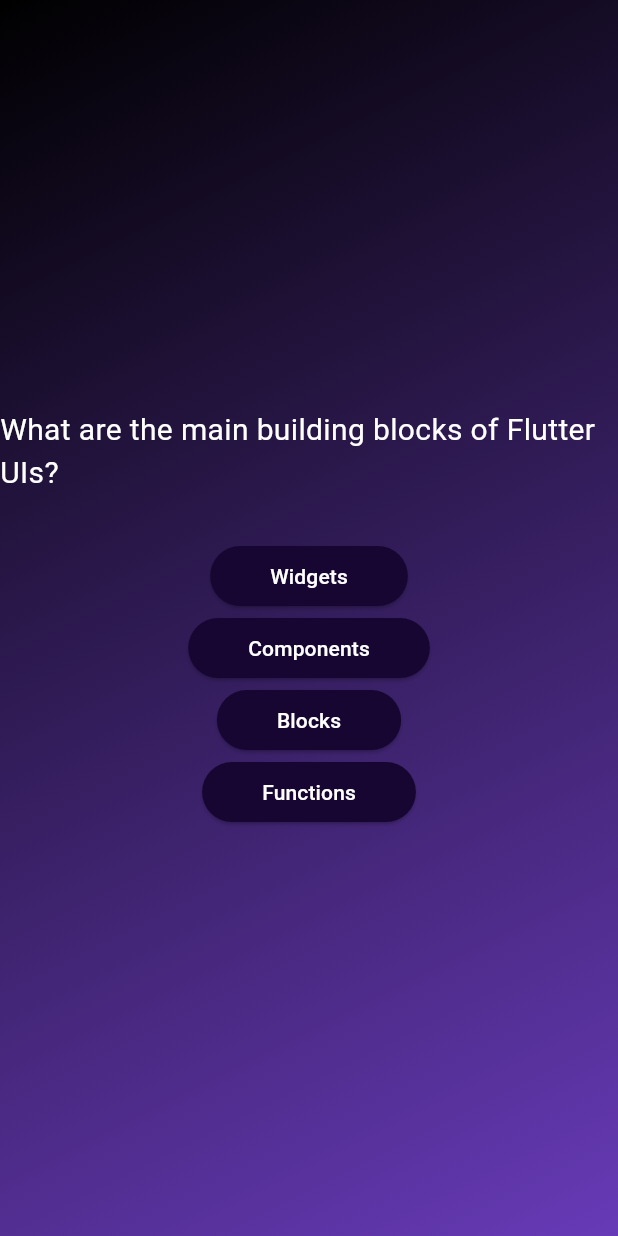
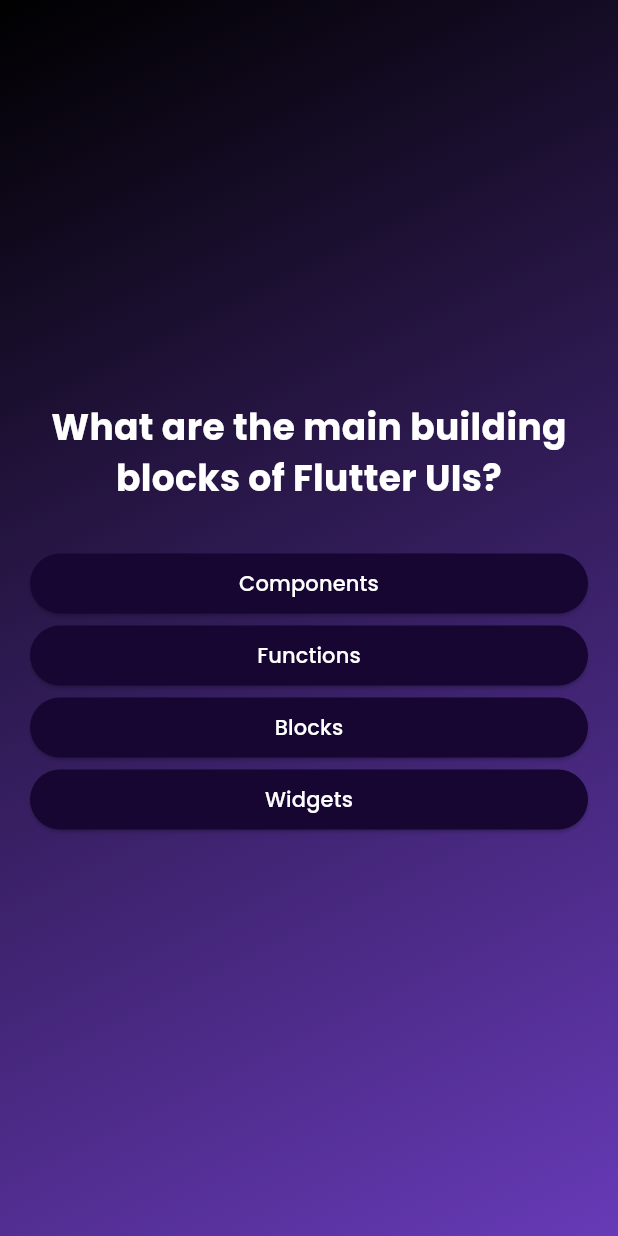
Before and after one commit to naixdevv/flutter-quiz, a Flutter app: the screen it shows after launch, after a tap on "Start Quiz", on a phone screen of 412 x 824 dp. Run offline on Flutter 3.47's test engine with Material 3 defaults, Android fonts, the phone set to English and light mode, and no system bars; our stand-ins replace google_fonts.

Commit message:
feat: update question and summary quiz

```diff
--- a/lib/answer_button.dart
+++ b/lib/answer_button.dart
@@ -1,4 +1,5 @@
 import 'package:flutter/material.dart';
+import 'package:google_fonts/google_fonts.dart';
 
 class AnswerButton extends StatelessWidget {
   const AnswerButton({
@@ -18,9 +19,9 @@ class AnswerButton extends StatelessWidget {
         padding: EdgeInsets.symmetric(vertical: 10, horizontal: 40),
         backgroundColor: const Color.fromARGB(255, 22, 6, 49),
         foregroundColor: Colors.white,
-        shape: RoundedRectangleBorder(borderRadius: BorderRadius.circular(40))
+        shape: RoundedRectangleBorder(borderRadius: BorderRadius.circular(40)),
       ),
-      child: Text(answerText),
+      child: Text(answerText, style: GoogleFonts.poppins(), textAlign: TextAlign.center),
     );
   }
 }
--- a/lib/models/quiz_question.dart
+++ b/lib/models/quiz_question.dart
@@ -3,4 +3,10 @@ class QuizQuestion {
 
   final String text;
   final List<String> answers;
+
+  List<String> getShuffledAnswers() {
+    final shuffledList = List.of(answers);
+    shuffledList.shuffle();
+    return shuffledList;
+  }
 }
--- a/lib/questions_screen.dart
+++ b/lib/questions_screen.dart
@@ -1,9 +1,12 @@
 import 'package:flutter/material.dart';
 import 'package:quiz_app/answer_button.dart';
 import 'package:quiz_app/data/questions.dart';
+import 'package:google_fonts/google_fonts.dart';
 
 class QuestionsScreen extends StatefulWidget {
-  const QuestionsScreen({super.key});
+  const QuestionsScreen({super.key, required this.onSelectAnswer});
+
+  final void Function(String answer) onSelectAnswer;
 
   @override
   State<QuestionsScreen> createState() {
@@ -12,24 +15,47 @@ class QuestionsScreen extends StatefulWidget {
 }
 
 class _QuestionScreenState extends State<QuestionsScreen> {
+  var currentQuestionIndex = 0;
+
+  void answerQuestion(String selectedAnswer) {
+    widget.onSelectAnswer(selectedAnswer);
+    setState(() {
+      currentQuestionIndex++;
+    });
+  }
+
   @override
   Widget build(BuildContext context) {
-    final currentQuestion = questions[0];
+    final currentQuestion = questions[currentQuestionIndex];
 
     return SizedBox(
       width: double.infinity,
+      child: Container(
+        margin: EdgeInsets.all(20),
         child: Column(
           mainAxisAlignment: MainAxisAlignment.center,
+          crossAxisAlignment: CrossAxisAlignment.stretch,
           children: [
             Text(
               currentQuestion.text,
-            style: TextStyle(color: Colors.white, fontSize: 20),
+              style: GoogleFonts.poppins(
+                color: Colors.white,
+                fontSize: 24,
+                fontWeight: FontWeight.bold,
+              ),
+              textAlign: TextAlign.center,
             ),
             SizedBox(height: 30),
-          ...currentQuestion.answers.map((answer) {
-            return AnswerButton(answerText: answer, onTap: () {});
-          })
+            ...currentQuestion.getShuffledAnswers().map((answer) {
+              return AnswerButton(
+                answerText: answer,
+                onTap: () {
+                  answerQuestion(answer);
+                },
+              );
+            }),
           ],
+        ),
       ),
     );
   }
--- a/lib/quiz.dart
+++ b/lib/quiz.dart
@@ -1,6 +1,8 @@
 import 'package:flutter/material.dart';
+import 'package:quiz_app/data/questions.dart';
 import 'package:quiz_app/start_screen.dart';
 import 'package:quiz_app/questions_screen.dart';
+import 'package:quiz_app/results_screen.dart';
 
 class Quiz extends StatefulWidget {
   const Quiz({super.key});
@@ -12,6 +14,8 @@ class Quiz extends StatefulWidget {
 }
 
 class _QuizState extends State<Quiz> {
+  List<String> selectedAnswers = [];
+
   // Solution 1
   // Widget? activeScreen;
 
@@ -36,6 +40,24 @@ class _QuizState extends State<Quiz> {
     });
   }
 
+  void chooseAnswer(String answer) {
+    selectedAnswers.add(answer);
+
+    setState(() {
+      if (selectedAnswers.length == questions.length) {
+        activeScreen = 'results-screen';
+      }
+    });
+  }
+
+  void restartQuiz() {
+    selectedAnswers = [];
+
+    setState(() {
+      activeScreen = 'questions-screen';
+    });
+  }
+
   @override
   Widget build(BuildContext context) {
     // Solution 3
@@ -47,7 +69,11 @@ class _QuizState extends State<Quiz> {
     Widget screenWidget = StartScreen(switchScreen);
 
     if (activeScreen == 'questions-screen') {
-      screenWidget = QuestionsScreen();
+      screenWidget = QuestionsScreen(onSelectAnswer: chooseAnswer);
+    }
+
+    if (activeScreen == 'results-screen') {
+      screenWidget = ResultsScreen(chosenAnswers: selectedAnswers, onRestartQuiz: restartQuiz);
     }
 
     return MaterialApp(
--- a/lib/start_screen.dart
+++ b/lib/start_screen.dart
@@ -1,4 +1,5 @@
 import 'package:flutter/material.dart';
+import 'package:google_fonts/google_fonts.dart';
 
 class StartScreen extends StatelessWidget {
   const StartScreen(this.startQuiz, {super.key});
@@ -20,7 +21,7 @@ class StartScreen extends StatelessWidget {
           SizedBox(height: 80),
           Text(
             'Learn Flutter the fun way!',
-            style: TextStyle(color: Colors.white, fontSize: 24),
+            style: GoogleFonts.abel(color: Colors.white, fontSize: 24),
           ),
           SizedBox(height: 30),
           // Button without icon
@@ -39,7 +40,7 @@ class StartScreen extends StatelessWidget {
               foregroundColor: Colors.white,
             ),
             icon: Icon(Icons.arrow_right_alt, size: 28),
-            label: Text('Start Quiz'),
+            label: Text('Start Quiz', style: GoogleFonts.poppins()),
           ),
         ],
       ),
--- a/pubspec.yaml
+++ b/pubspec.yaml
@@ -34,6 +34,7 @@ dependencies:
   # The following adds the Cupertino Icons font to your application.
   # Use with the CupertinoIcons class for iOS style icons.
   cupertino_icons: ^1.0.8
+  google_fonts: ^6.2.1
 
 dev_dependencies:
   flutter_test:
@@ -44,7 +45,7 @@ dev_dependencies:
   # activated in the `analysis_options.yaml` file located at the root of your
   # package. See that file for information about deactivating specific lint
   # rules and activating additional ones.
-  flutter_lints: ^5.0.0
+  flutter_lints: ^6.0.0
 
 # For information on the generic Dart part of this file, see the
 # following page: https://dart.dev/tools/pub/pubspec
```
Also changed, not shown: lib/questions_summary.dart (added, +75 -0 lines), lib/results_screen.dart (added, +56 -0 lines), pubspec.lock, 10 other files. Lines whose indentation alone changed are shown as unchanged.
